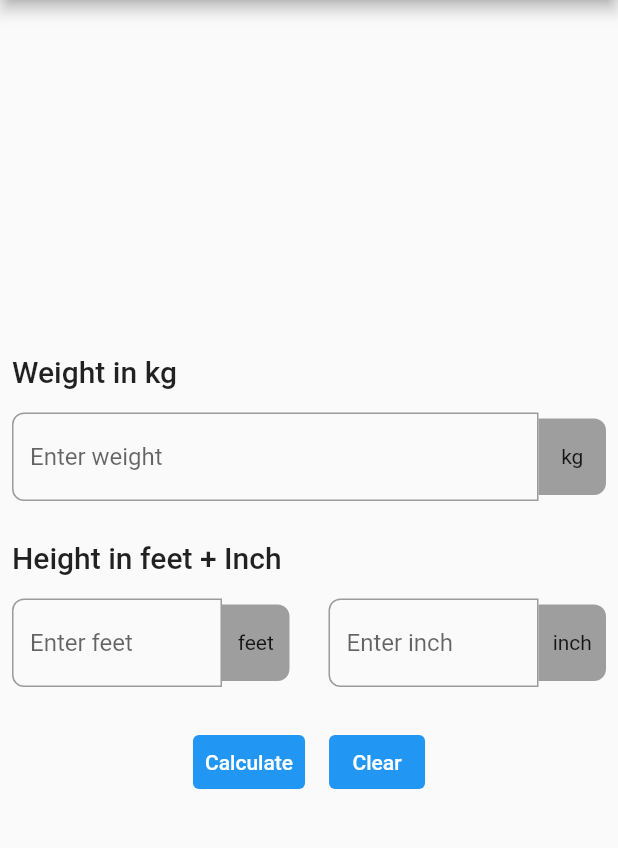
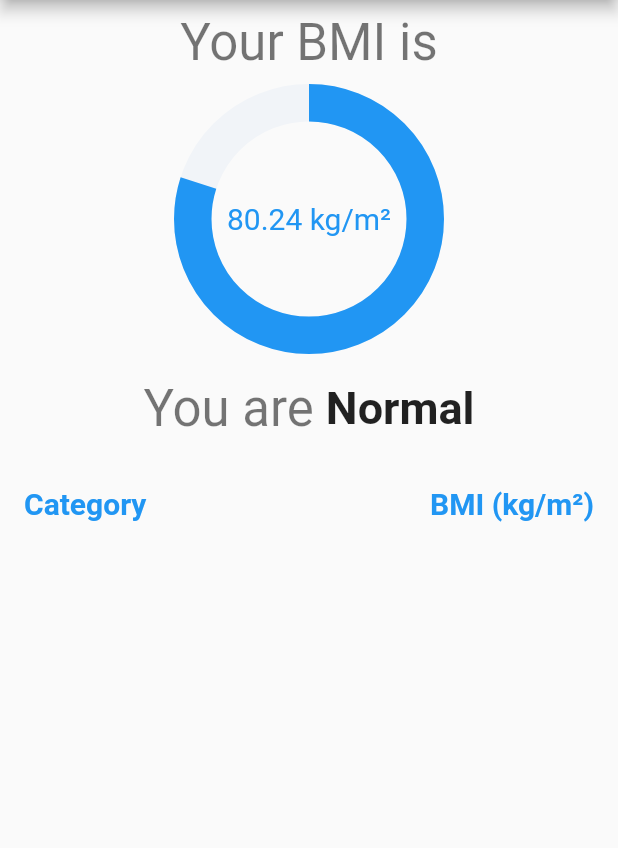
Before and after one commit to muradhossin/BMI_Calculator, a Flutter app: the screen it shows after launch, on a phone screen of 412 x 824 dp, the part 84-932 px from its top. Run offline on Flutter 3.47's test engine with Material 2 defaults, Android fonts, the phone set to English and light mode, and no system bars; drawn by our look-alikes of percent_indicator; missing offline and left inert: dart:js; Roboto replaces fonts that are missing (Poppins).

Commit message:
Result Page Design

```diff
--- a/lib/main.dart
+++ b/lib/main.dart
@@ -1,9 +1,16 @@
+import 'dart:js';
+
 import 'package:bmi_calculator/pages/home_page.dart';
+import 'package:bmi_calculator/pages/result_page.dart';
 import 'package:flutter/material.dart';
 
 void main(){
   runApp(MaterialApp(
     debugShowCheckedModeBanner: false,
-    home: HomePage(),
+    initialRoute: ResultPage.routeName,
+    routes: {
+      HomePage.routeName: (context) => HomePage(),
+      ResultPage.routeName: (context) => ResultPage(),
+    },
   ));
 }
--- a/lib/pages/home_page.dart
+++ b/lib/pages/home_page.dart
@@ -2,6 +2,8 @@ import 'package:flutter/material.dart';
 
 class HomePage extends StatelessWidget {
   const HomePage({Key? key}) : super(key: key);
+
+  static const String routeName = '/home';
 
   @override
   Widget build(BuildContext context) {
--- /dev/null
+++ b/lib/pages/result_page.dart
@@ -0,0 +1,91 @@
+import 'package:flutter/material.dart';
+import 'package:percent_indicator/circular_percent_indicator.dart';
+
+class ResultPage extends StatelessWidget {
+  const ResultPage({Key? key}) : super(key: key);
+
+  static const String routeName = '/result';
+
+  @override
+  Widget build(BuildContext context) {
+    return Scaffold(
+      appBar: AppBar(
+        title: Text('Body Mass Index (BMI) Calculator'),
+      ),
+      body: Column(
+        children: [
+          CircularPercentIndicator(
+            percent: 0.8,
+            radius: 90,
+            lineWidth: 25,
+            header: Padding(
+              padding: const EdgeInsets.all(8.0),
+              child: Text(
+                'Your BMI is',
+                style: Theme.of(context).textTheme.headline4,
+              ),
+            ),
+            animation: true,
+            progressColor: Theme.of(context).primaryColor,
+            backgroundColor: Color(0xFFF1F4F8),
+            center: Text(
+              '80.24 kg/m²',
+              style: TextStyle(
+                fontFamily: 'Poppins',
+                color: Theme.of(context).primaryColor,
+                fontSize: 20,
+              ),
+            ),
+          ),
+          Padding(
+            padding: const EdgeInsets.all(8.0),
+            child: Row(
+              mainAxisAlignment: MainAxisAlignment.center,
+              children: [
+                Padding(
+                  padding: const EdgeInsets.all(8.0),
+                  child: Text(
+                    'You are',
+                    style: Theme.of(context).textTheme.headline4,
+                  ),
+                ),
+                Padding(
+                  padding: const EdgeInsets.only(left: 0, top: 8, right: 8, bottom: 8),
+                  child: Text(
+                    'Normal',
+                    style: TextStyle(
+                      fontSize: 30,
+                      fontWeight: FontWeight.bold,
+                    ),
+                  ),
+                ),
+              ],
+            ),
+          ),
+          Column(
+            children: [
+              ListTile(
+                title: Text(
+                  'Category',
+                  style: TextStyle(
+                    color: Colors.blue,
+                    fontWeight: FontWeight.bold,
+                    fontSize: 20,
+                  ),
+                ),
+                trailing: Text(
+                  'BMI (kg/m²)',
+                  style: TextStyle(
+                    color: Colors.blue,
+                    fontWeight: FontWeight.bold,
+                    fontSize: 20,
+                  ),
+                ),
+              ),
+            ],
+          ),
+        ],
+      ),
+    );
+  }
+}
--- a/pubspec.yaml
+++ b/pubspec.yaml
@@ -36,6 +36,7 @@ dependencies:
   # The following adds the Cupertino Icons font to your application.
   # Use with the CupertinoIcons class for iOS style icons.
   cupertino_icons: ^1.0.2
+  percent_indicator: ^4.2.2
 
 dev_dependencies:
   flutter_test:
```
Also changed, not shown: pubspec.lock.
